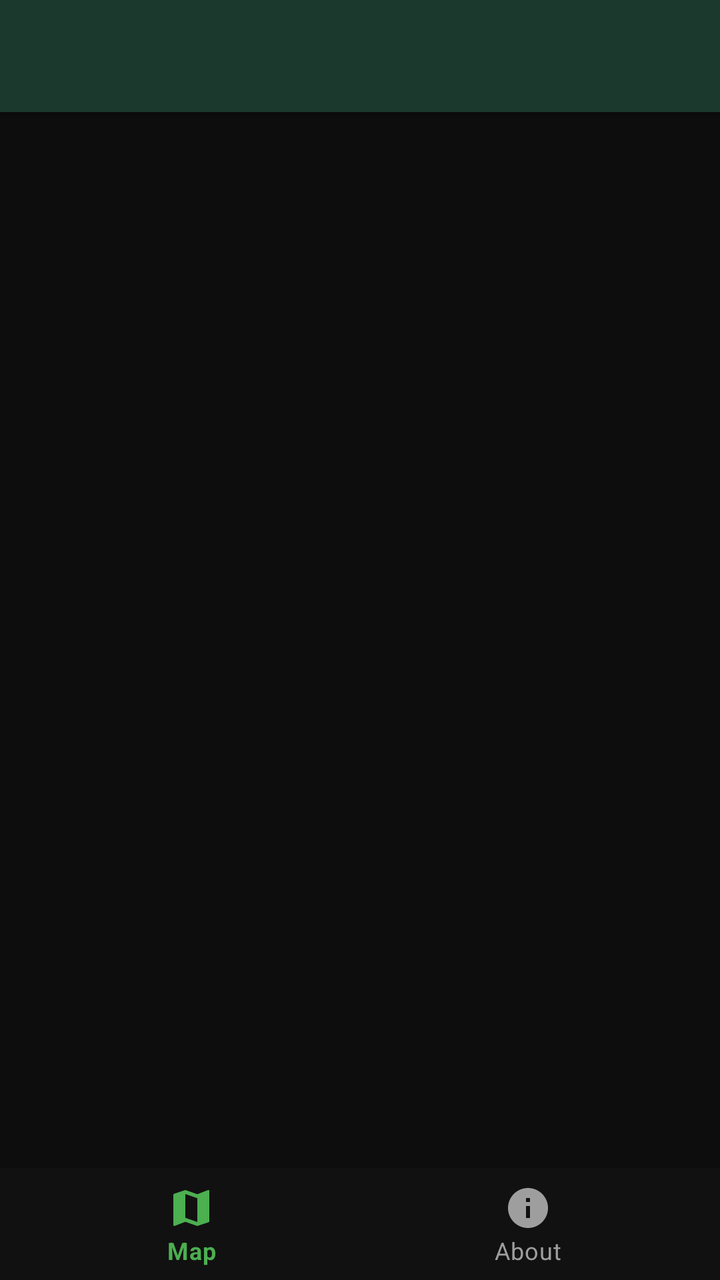
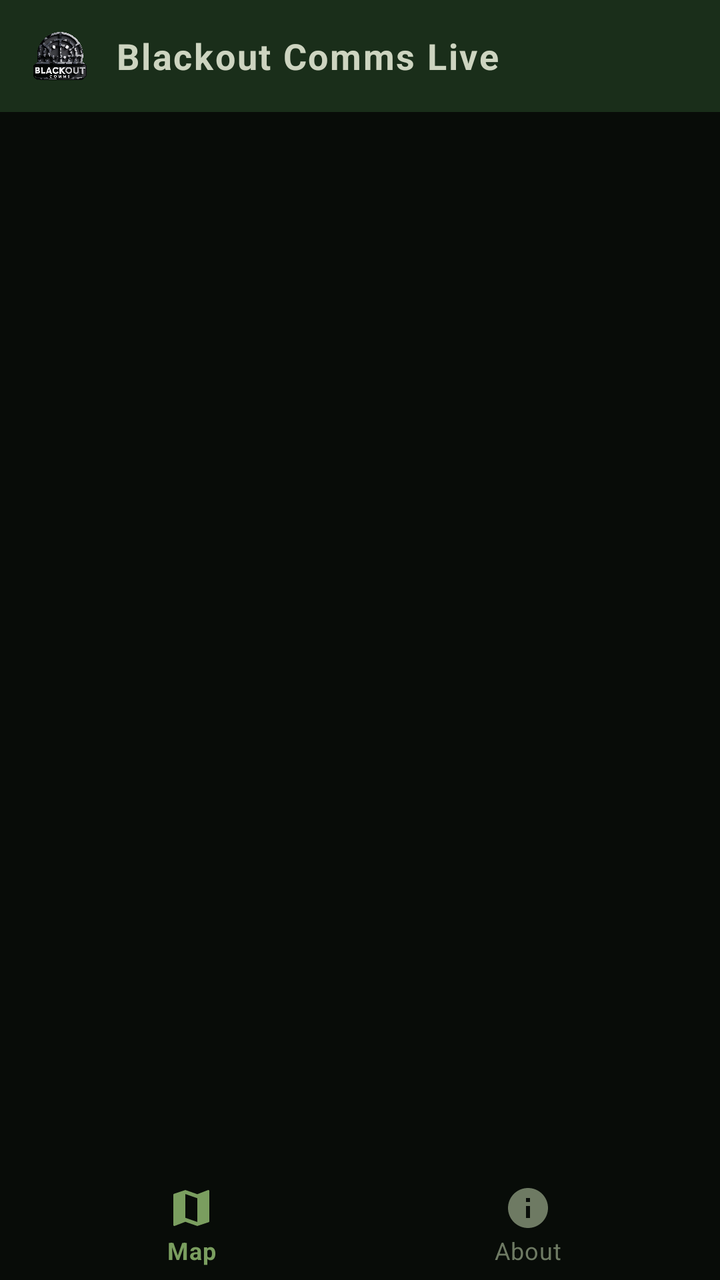

Compare the two renders of this Android layout. The source of the first and the diff that turns it into the second are given below.
<!-- AndroidManifest.xml: application theme Theme.BlackoutCommsLive -->
<!-- res/layout/activity_main.xml -->
<?xml version="1.0" encoding="utf-8"?>
<androidx.coordinatorlayout.widget.CoordinatorLayout
    xmlns:android="http://schemas.android.com/apk/res/android"
    xmlns:app="http://schemas.android.com/apk/res-auto"
    android:layout_width="match_parent"
    android:layout_height="match_parent">

    <com.google.android.material.appbar.AppBarLayout
        android:id="@+id/app_bar"
        android:layout_width="match_parent"
        android:layout_height="wrap_content"
        android:background="@color/primary">

        <androidx.appcompat.widget.Toolbar
            android:id="@+id/toolbar"
            android:layout_width="match_parent"
            android:layout_height="?attr/actionBarSize"
            android:background="@color/primary"
            app:titleTextColor="@color/text_primary"
            app:subtitleTextColor="@color/text_secondary" />

    </com.google.android.material.appbar.AppBarLayout>

    <FrameLayout
        android:id="@+id/fragment_container"
        android:layout_width="match_parent"
        android:layout_height="match_parent"
        app:layout_behavior="@string/appbar_scrolling_view_behavior" />

    <com.google.android.material.bottomnavigation.BottomNavigationView
        android:id="@+id/bottom_navigation"
        android:layout_width="match_parent"
        android:layout_height="wrap_content"
        android:layout_gravity="bottom"
        android:background="@color/nav_background"
        app:itemIconTint="@color/nav_icon_tint"
        app:itemTextColor="@color/nav_text_tint"
        app:menu="@menu/bottom_nav_menu" />

</androidx.coordinatorlayout.widget.CoordinatorLayout>
<!-- resources referenced by this layout -->
<resources>
  <color name="nav_background">#111111</color>
  <color name="primary">#1B3A2D</color>
  <color name="text_primary">#EFEFEF</color>
  <color name="text_secondary">#9E9E9E</color>
  <style name="Theme.BlackoutCommsLive" parent="Theme.MaterialComponents.DayNight.NoActionBar">
          <item name="colorPrimary">@color/primary</item>
          <item name="colorPrimaryVariant">@color/primary_variant</item>
          <item name="colorOnPrimary">@color/text_primary</item>
          <item name="colorSecondary">@color/accent</item>
          <item name="colorOnSecondary">@color/background</item>
          <item name="android:colorBackground">@color/background</item>
          <item name="android:windowBackground">@color/background</item>
          <item name="bottomSheetDialogTheme">@style/BottomSheetDialogTheme</item>
      </style>
  <color name="primary_variant">#0F2419</color>
  <color name="accent">#4CAF50</color>
  <color name="background">#0D0D0D</color>
  <style name="BottomSheetDialogTheme" parent="Theme.MaterialComponents.BottomSheetDialog">
          <item name="android:windowIsFloating">false</item>
          <item name="bottomSheetStyle">@style/BottomSheetStyle</item>
      </style>
  <style name="BottomSheetStyle" parent="Widget.Design.BottomSheet.Modal">
          <item name="android:background">@color/surface</item>
      </style>
  <color name="surface">#1A1A1A</color>
</resources>

<!-- the commit's change to res/layout/activity_main.xml (unified diff, before → after) -->
@@ -1,9 +1,10 @@
 <?xml version="1.0" encoding="utf-8"?>
-<androidx.coordinatorlayout.widget.CoordinatorLayout
+<LinearLayout
     xmlns:android="http://schemas.android.com/apk/res/android"
     xmlns:app="http://schemas.android.com/apk/res-auto"
     android:layout_width="match_parent"
-    android:layout_height="match_parent">
+    android:layout_height="match_parent"
+    android:orientation="vertical">
 
     <com.google.android.material.appbar.AppBarLayout
         android:id="@+id/app_bar"
@@ -16,25 +17,58 @@
             android:layout_width="match_parent"
             android:layout_height="?attr/actionBarSize"
             android:background="@color/primary"
+            app:contentInsetStart="0dp"
+            app:contentInsetStartWithNavigation="0dp"
             app:titleTextColor="@color/text_primary"
-            app:subtitleTextColor="@color/text_secondary" />
+            app:subtitleTextColor="@color/text_secondary">
+
+            
+            <LinearLayout
+                android:layout_width="wrap_content"
+                android:layout_height="match_parent"
+                android:orientation="horizontal"
+                android:gravity="center_vertical"
+                android:paddingStart="12dp">
+
+                <ImageView
+                    android:id="@+id/toolbar_logo"
+                    android:layout_width="36dp"
+                    android:layout_height="36dp"
+                    android:layout_marginEnd="10dp"
+                    android:contentDescription="Blackout Comms logo"
+                    android:scaleType="fitCenter"
+                    android:src="@drawable/blackout_comms_logo" />
+
+                <TextView
+                    android:id="@+id/toolbar_title"
+                    android:layout_width="wrap_content"
+                    android:layout_height="wrap_content"
+                    android:text="Blackout Comms Live"
+                    android:textColor="@color/text_primary"
+                    android:textSize="18sp"
+                    android:textStyle="bold"
+                    android:letterSpacing="0.05" />
+
+            </LinearLayout>
+
+        </androidx.appcompat.widget.Toolbar>
 
     </com.google.android.material.appbar.AppBarLayout>
 
+    
     <FrameLayout
         android:id="@+id/fragment_container"
         android:layout_width="match_parent"
-        android:layout_height="match_parent"
-        app:layout_behavior="@string/appbar_scrolling_view_behavior" />
+        android:layout_height="0dp"
+        android:layout_weight="1" />
 
     <com.google.android.material.bottomnavigation.BottomNavigationView
         android:id="@+id/bottom_navigation"
         android:layout_width="match_parent"
         android:layout_height="wrap_content"
-        android:layout_gravity="bottom"
         android:background="@color/nav_background"
         app:itemIconTint="@color/nav_icon_tint"
         app:itemTextColor="@color/nav_text_tint"
         app:menu="@menu/bottom_nav_menu" />
 
-</androidx.coordinatorlayout.widget.CoordinatorLayout>
+</LinearLayout>
<!-- resource entries referenced after the edit -->
@@ -1,9 +1,10 @@
 <!-- resources referenced by this layout -->
 <resources>
-  <color name="nav_background">#111111</color>
-  <color name="primary">#1B3A2D</color>
-  <color name="text_primary">#EFEFEF</color>
-  <color name="text_secondary">#9E9E9E</color>
+  <color name="nav_background">#080C08</color>
+  <color name="primary">#1A2E1A</color>
+  <color name="text_primary">#CDD4C0</color>
+  <color name="text_secondary">#6E7A63</color>
+  <!-- drawable blackout_comms_logo: png bitmap (drawable, 278971 bytes) -->
   <style name="Theme.BlackoutCommsLive" parent="Theme.MaterialComponents.DayNight.NoActionBar">
           <item name="colorPrimary">@color/primary</item>
           <item name="colorPrimaryVariant">@color/primary_variant</item>
@@ -14,9 +15,9 @@
           <item name="android:windowBackground">@color/background</item>
           <item name="bottomSheetDialogTheme">@style/BottomSheetDialogTheme</item>
       </style>
-  <color name="primary_variant">#0F2419</color>
-  <color name="accent">#4CAF50</color>
-  <color name="background">#0D0D0D</color>
+  <color name="primary_variant">#0D1A0D</color>
+  <color name="accent">#7A9E5F</color>
+  <color name="background">#080C08</color>
   <style name="BottomSheetDialogTheme" parent="Theme.MaterialComponents.BottomSheetDialog">
           <item name="android:windowIsFloating">false</item>
           <item name="bottomSheetStyle">@style/BottomSheetStyle</item>
@@ -24,6 +25,6 @@
   <style name="BottomSheetStyle" parent="Widget.Design.BottomSheet.Modal">
           <item name="android:background">@color/surface</item>
       </style>
-  <color name="surface">#1A1A1A</color>
+  <color name="surface">#0F140F</color>
 </resources>
 
